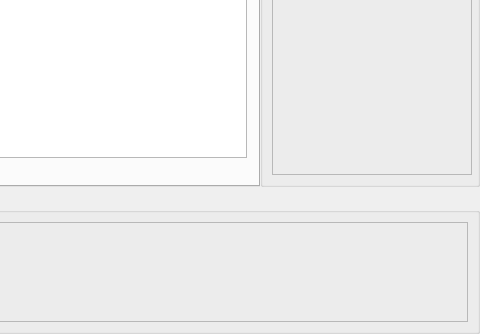
This is ui/dialogdasm.ui in matsumo/PockEmul as Qt 5 draws it before an edit; both pictures show x 114 to 594 and y 275 to 609 of the 594 by 609 pixel window. The edited form follows.
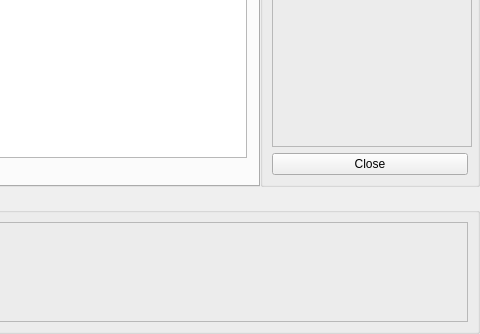
This is the edited form.

Patch:
```diff
--- a/ui/dialogdasm.ui
+++ b/ui/dialogdasm.ui
@@ -666,6 +666,13 @@
           </property>
          </widget>
         </item>
+        <item>
+         <widget class="QPushButton" name="pbClose">
+          <property name="text">
+           <string>Close</string>
+          </property>
+         </widget>
+        </item>
        </layout>
       </widget>
      </item>
```
Left out of the diff: 19 changed lines with no effect on the pictures.
